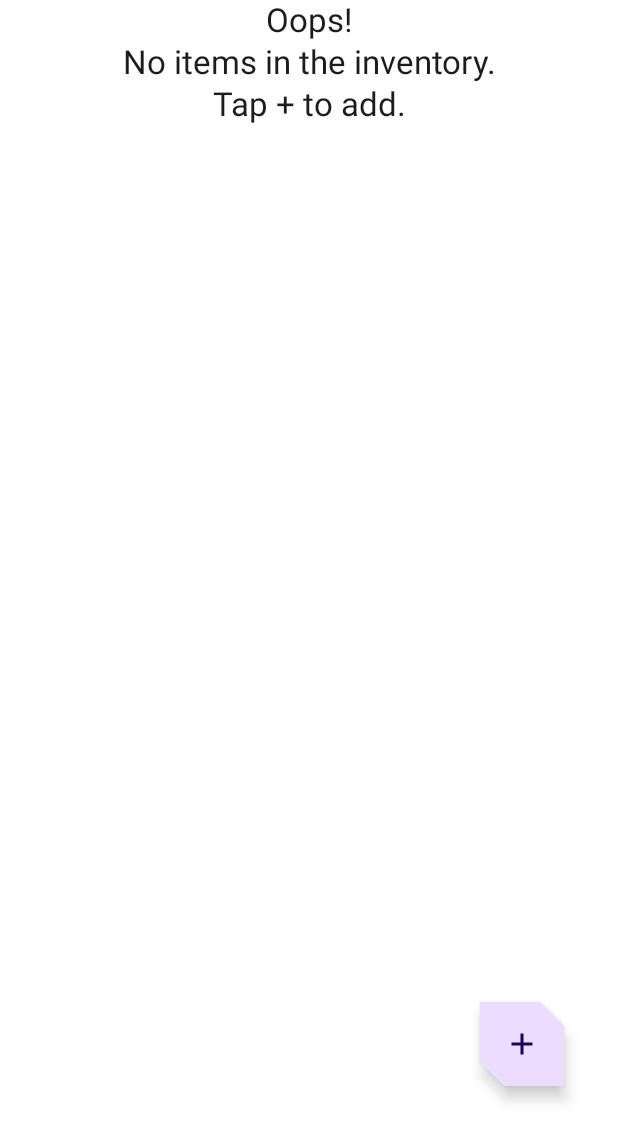
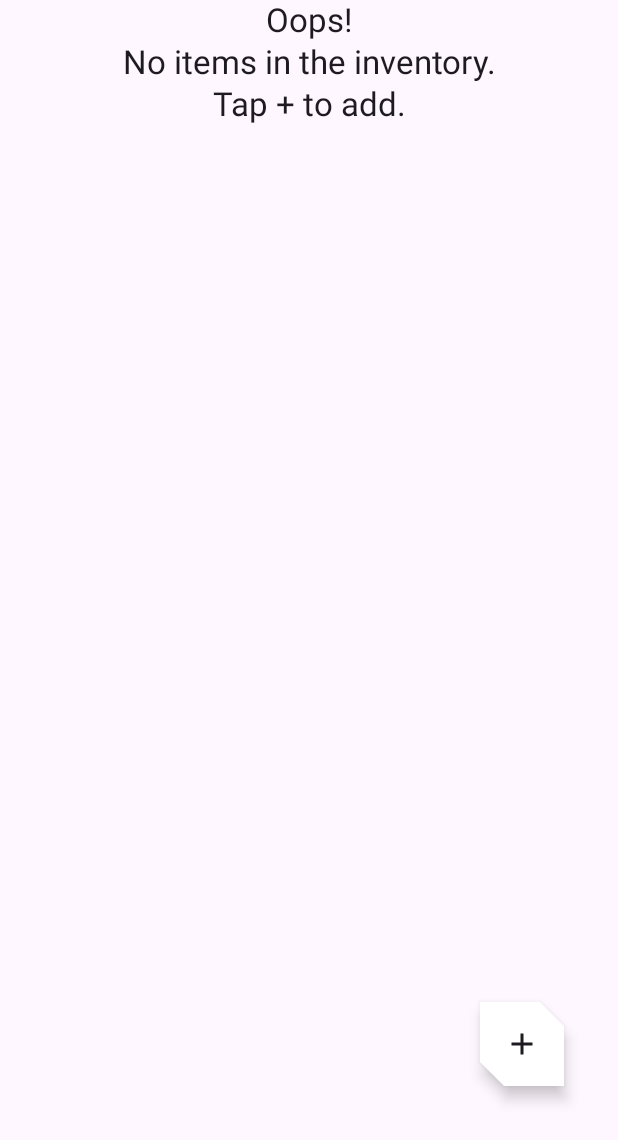
Before and after one commit to YahefuYusufu/LovelyTrip, an Android app built with Jetpack Compose: the screen it shows after launch (MainActivity), on a phone screen of 412 x 824 dp, the part 96-1236 px from its top. Run offline under Robolectric (Android 15) with nearby library versions, the phone set to English and light mode, and no system bars; our stand-ins replace Room's generated code.

Commit message:
home screen theme has done

```diff
--- a/app/src/main/java/com/example/inventory/LovelyTripApp.kt
+++ b/app/src/main/java/com/example/inventory/LovelyTripApp.kt
@@ -15,6 +15,7 @@ import androidx.compose.material3.Text
 import androidx.compose.material3.TopAppBarScrollBehavior
 import androidx.compose.runtime.Composable
 import androidx.compose.ui.Modifier
+import androidx.compose.ui.graphics.Color
 import androidx.compose.ui.res.stringResource
 import androidx.compose.ui.text.font.FontFamily
 import androidx.compose.ui.text.font.FontWeight
@@ -42,8 +43,7 @@ fun TopAppBar(
 ) {
     CenterAlignedTopAppBar(
         title = {
-            Text(
-            title,
+            Text(title,
             color = MaterialTheme.colorScheme.onSurfaceVariant,
             style = MaterialTheme.typography.displayMedium,
             fontWeight = FontWeight.Bold,
--- a/app/src/main/java/com/example/inventory/ui/screens/HomeScreen.kt
+++ b/app/src/main/java/com/example/inventory/ui/screens/HomeScreen.kt
@@ -76,8 +76,7 @@ fun HomeScreen(
 
     Scaffold(
         modifier = modifier
-            .nestedScroll(scrollBehavior.nestedScrollConnection)
-            .background(color = MaterialTheme.colorScheme.onSecondary),
+            .nestedScroll(scrollBehavior.nestedScrollConnection),
         topBar = {
             TopAppBar(
                 title = stringResource(HomeDestination.titleRes),
@@ -89,7 +88,8 @@ fun HomeScreen(
             FloatingActionButton(
                 onClick = navigateToItemEntry,
                 shape = MaterialTheme.shapes.medium,
-                modifier = Modifier.padding(dimensionResource(id = R.dimen.padding_large))
+                modifier = Modifier.padding(dimensionResource(id = R.dimen.padding_large)),
+                containerColor = MaterialTheme.colorScheme.onSecondary
             ) {
                 Icon(
                     imageVector = Icons.Default.Add,
@@ -116,7 +116,7 @@ private fun HomeBody(
         horizontalAlignment = Alignment.CenterHorizontally,
         modifier = modifier
             .background(
-                color = MaterialTheme.colorScheme.onSecondary
+                color = MaterialTheme.colorScheme.background
             )
 
         ,
@@ -168,7 +168,7 @@ private fun TripItem(
             .padding(dimensionResource(id = R.dimen.padding_small))
             .fillMaxWidth(),
         colors = CardDefaults.cardColors(
-            containerColor = MaterialTheme.colorScheme.onTertiary
+            containerColor = MaterialTheme.colorScheme.inverseOnSurface
         ),
 
         elevation = CardDefaults.cardElevation(defaultElevation = 5.dp),
```
